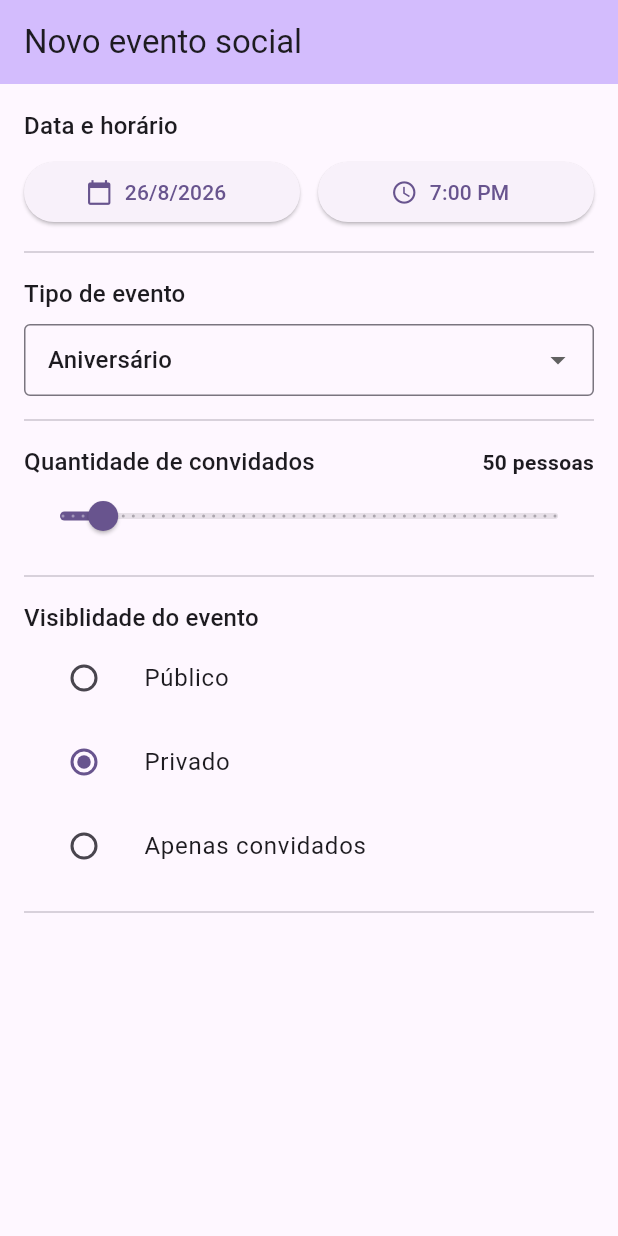
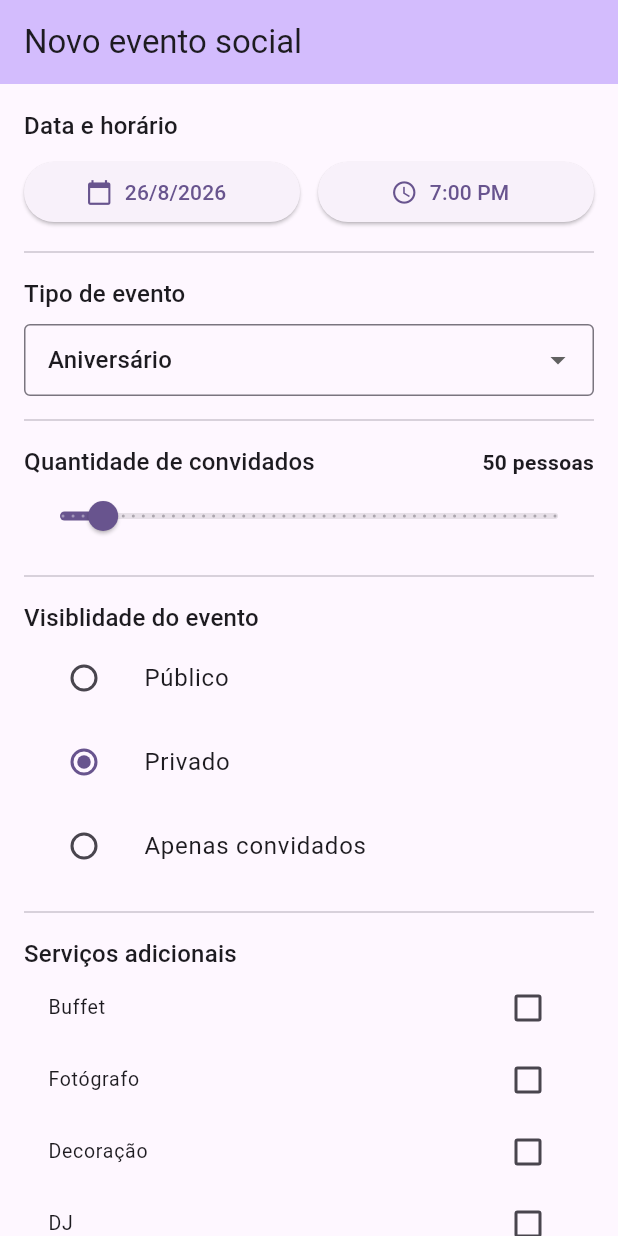
Before and after one commit to sopadelobas/Flutter06, a Flutter app: the screen it shows after launch, on a phone screen of 412 x 824 dp. Run offline on Flutter 3.47's test engine with Material 3 defaults, Android fonts, the phone set to English and light mode, and no system bars.

```diff
--- a/lib/main.dart
+++ b/lib/main.dart
@@ -37,18 +37,27 @@ class _AgendamentoEventoTelaState extends State<AgendamentoEventoTela> {
   static const double _convidadosPadrao = 50.0;
   static const Visibilidade _visibilidadePadrao = .private;
 
+  static const Map<String, bool> _servicosPadrao = {
+    'Buffet': false,
+    'Fotógrafo': false,
+    'Decoração': false,
+    'DJ': false,
+  };
+
+ static const List<String> _tagsDisponiveis = [
+    'Vegetariano',
+    'Sem glúten',
+    'Sem lactose',
+    'Vegano',
+  ];
+
+
   late DateTime _dataSelecionada;
   late TimeOfDay _horarioSelecionado;
   late String _tipoEventoSelecionado;
   late double _quantidadeConvidados;
   late Visibilidade _visibilidadeSelecionada;
-
-   static const Map<String, bool> _servicosPadrao = {
-    'Buffet' : false,
-    'Fotógrafo': false,
-    'Decoração': false,
-    'DJ': false,
-   };
+  late Map<String, bool> _servicosSelecionados;
 
   @override
   void initState() {
@@ -63,6 +72,7 @@ class _AgendamentoEventoTelaState extends State<AgendamentoEventoTela> {
       _tipoEventoSelecionado = _tipoPadrao;
       _quantidadeConvidados = _convidadosPadrao;
       _visibilidadeSelecionada = _visibilidadePadrao;
+      _servicosSelecionados = Map<String, bool>.from(_servicosPadrao);
     });
     print('[DEBUT] Formulário resetado para os valores padrão');
   }
@@ -78,6 +88,7 @@ class _AgendamentoEventoTelaState extends State<AgendamentoEventoTela> {
     print('Tipo de evento: $_tipoEventoSelecionado');
     print('Estimativa de convidados: ${_quantidadeConvidados.round()}');
     print('Visibilidade: $_visibilidadeSelecionada');
+    print('Serviços adicionais: $_servicosSelecionados');
     print('============================');
 
     ScaffoldMessenger.of(context).showSnackBar(
@@ -253,6 +264,28 @@ class _AgendamentoEventoTelaState extends State<AgendamentoEventoTela> {
               ),
             ),
             const Divider(height: 32),
+
+            Text(
+              'Serviços adicionais',
+              style: Theme.of(context).textTheme.titleMedium,
+            ),
+            Column(
+              children: _servicosSelecionados.keys.map((servico) {
+                return CheckboxListTile(
+                  dense: true,
+                  title: Text(servico),
+                  value: _servicosSelecionados[servico],
+                  onChanged: (bool? marcado) {
+                    setState(() {
+                      _servicosSelecionados[servico] = marcado ?? false;
+                    });
+                    print(
+                      '[DEBUG - Checkbox] Serviço "$servico" alterado para: $marcado',
+                    );
+                  },
+                );
+              }).toList(),
+            ),
           ],
         ),
       ),
```
